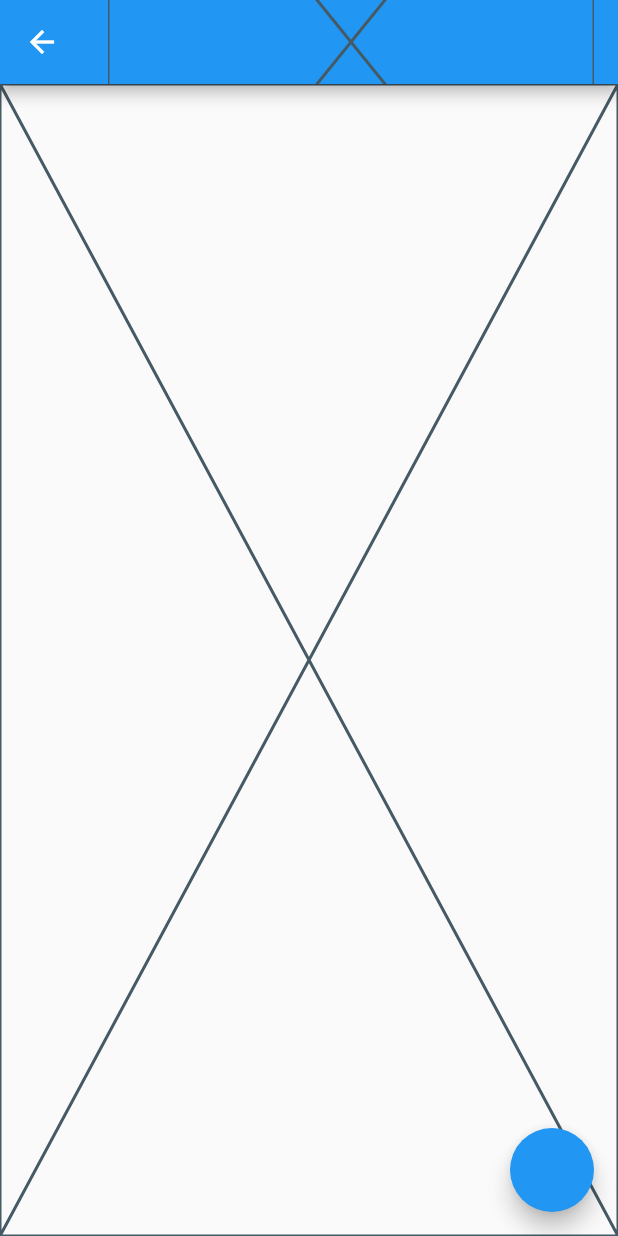
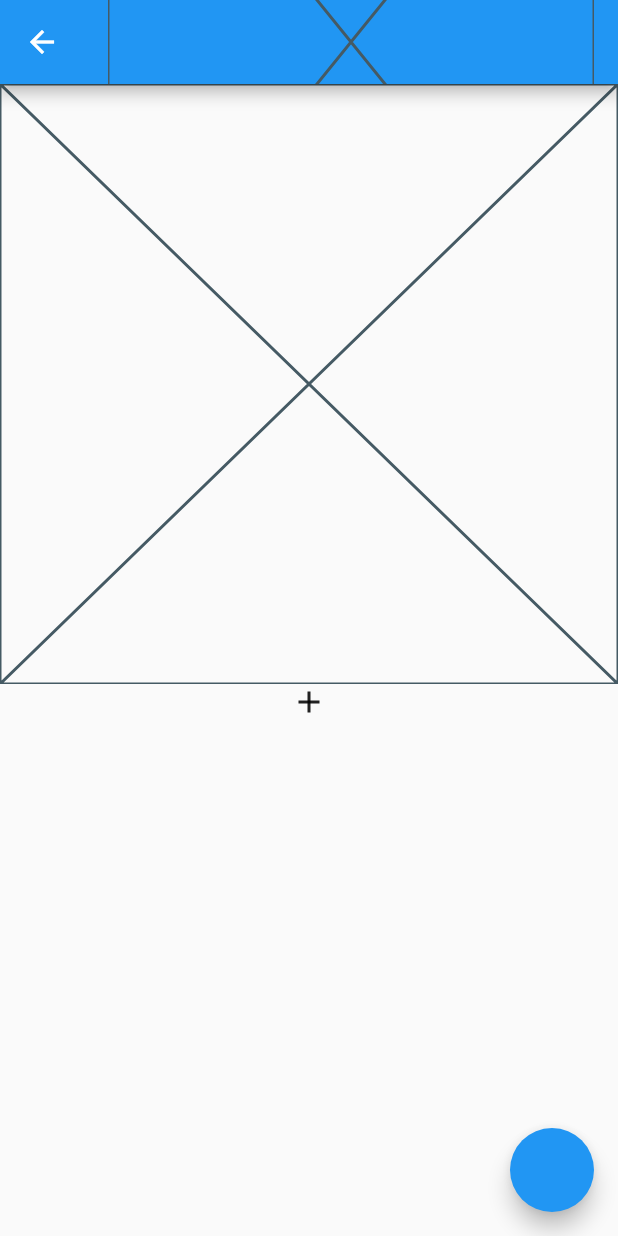
Before and after one commit to harunkurtme/flutter_course, a Flutter app: the AnimatedLearn202 screen opened directly, on a phone screen of 412 x 824 dp. Run offline on Flutter 3.47's test engine with Material 2 defaults, Android fonts, the phone set to English and light mode, and no system bars.

Commit message:
added animated container and icon

```diff
--- a/lib/202/animated_learn.dart
+++ b/lib/202/animated_learn.dart
@@ -7,8 +7,19 @@ class AnimatedLearn202 extends StatefulWidget {
   State<AnimatedLearn202> createState() => _AnimatedLearn202State();
 }
 
-class _AnimatedLearn202State extends State<AnimatedLearn202> {
+class _AnimatedLearn202State extends State<AnimatedLearn202> with TickerProviderStateMixin {
   bool _isVisible=false;
+
+  @override
+  void initState() {
+    // TODO: implement initState
+    super.initState();
+    _animationController = AnimationController(vsync: this,duration: _ConstDuration.duration);
+
+  }
+
+  late AnimationController _animationController;
+
 
   void _changeVisible(){
     setState(() {
@@ -17,6 +28,8 @@ class _AnimatedLearn202State extends State<AnimatedLearn202> {
       } else {
         _isVisible=false;
       }
+
+      _animationController.animateTo(_isVisible? 1:0);
     });
   }
 
@@ -29,7 +42,12 @@ class _AnimatedLearn202State extends State<AnimatedLearn202> {
       floatingActionButton: FloatingActionButton(onPressed: (){
         _changeVisible();
       }),
-      body: animatedCrossFade(),
+      body: Column(
+        children: [
+          animatedCrossFade(),
+          AnimatedIcon(icon: AnimatedIcons.add_event, progress: _animationController,)
+        ],
+      ),
     );
   }
 
```
